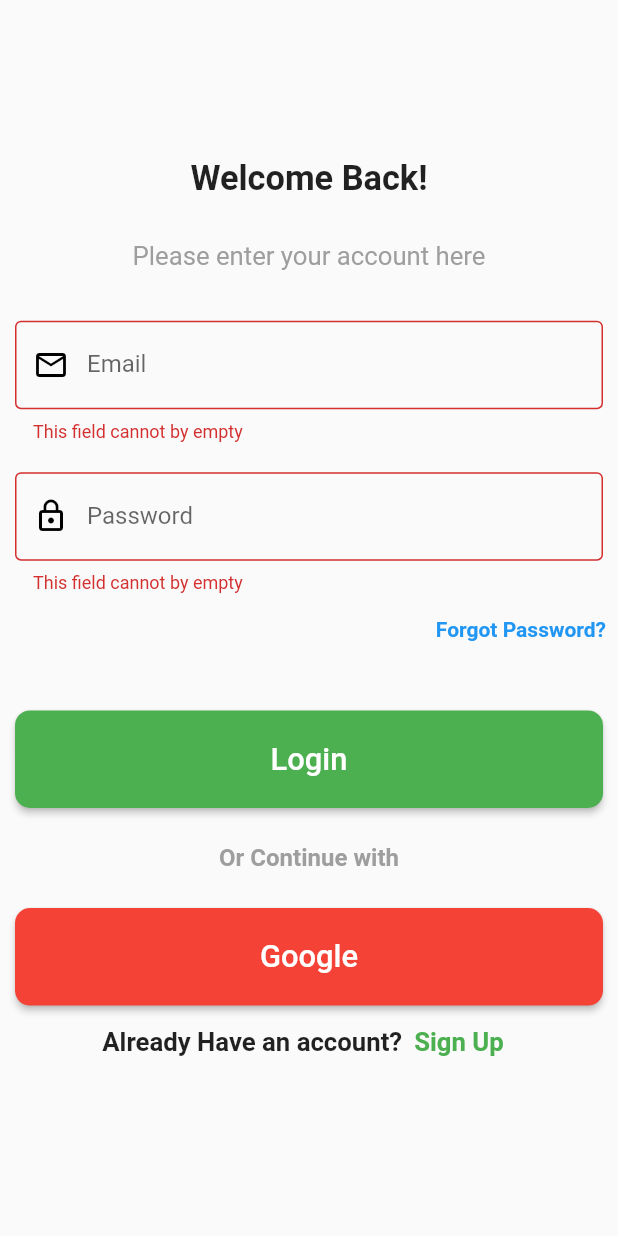
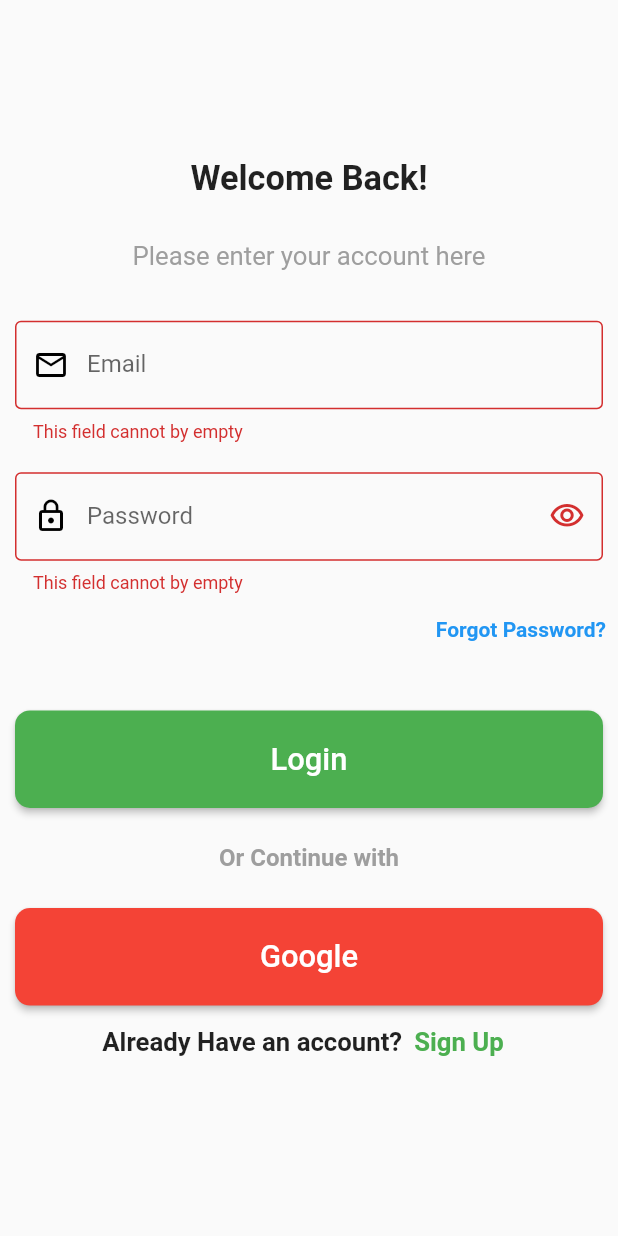
Before and after one commit to ghoshnilotpal8/E_Com, a Flutter app: the LogIn screen opened directly, after a tap on "Login", on a phone screen of 412 x 824 dp. Run offline on Flutter 3.47's test engine with Material 2 defaults, Android fonts, the phone set to English and light mode, and no system bars; our stand-ins replace flutter_screenutil; missing offline and left inert: vrouter.

Commit message:
Password Visibility toggle

```diff
--- a/lib/screens/logScreen.dart
+++ b/lib/screens/logScreen.dart
@@ -12,6 +12,8 @@ class LogIn extends StatefulWidget {
 class _LogInState extends State<LogIn> {
   TextEditingController emailController = TextEditingController();
   TextEditingController passwordController = TextEditingController();
+
+  bool passVisibility = false;
 
   final _formKey1 = GlobalKey<FormState>();
   @override
@@ -79,11 +81,23 @@ class _LogInState extends State<LogIn> {
                             }
                             return null;
                           },
-                          obscureText: true,
+                          obscureText: !passVisibility,
                           controller: passwordController,
-                          decoration: const InputDecoration(
-                            prefixIcon:
-                                Icon(Icons.lock_outline, color: Colors.black),
+                          decoration: InputDecoration(
+                            prefixIcon: Icon(
+                              Icons.lock_outline,
+                              color: Colors.black,
+                            ),
+                            suffixIcon: IconButton(
+                              icon: passVisibility
+                                  ? Icon(Icons.visibility_off_outlined)
+                                  : Icon(Icons.visibility_outlined),
+                              onPressed: () {
+                                setState(() {
+                                  passVisibility = !passVisibility;
+                                });
+                              },
+                            ),
                             border: OutlineInputBorder(),
                             labelText: 'Password',
                           ),
```
Also changed, not shown: lib/screens/supScreen.dart (+14 -2 lines), lib/screens/dashboard.dart (added).
